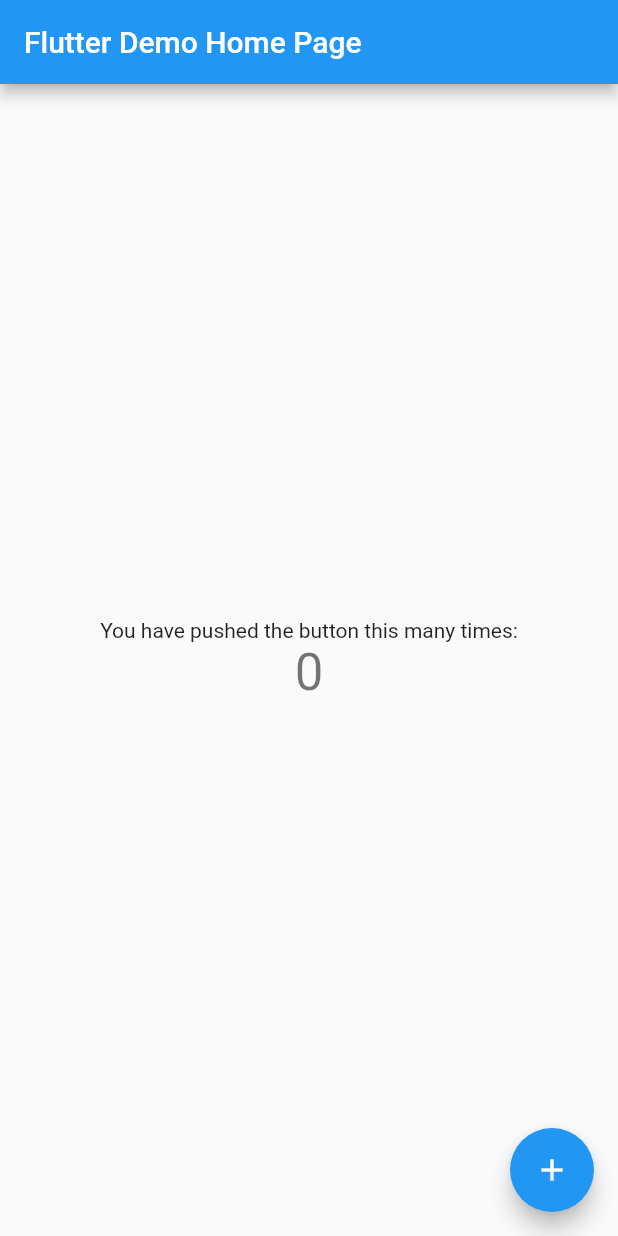
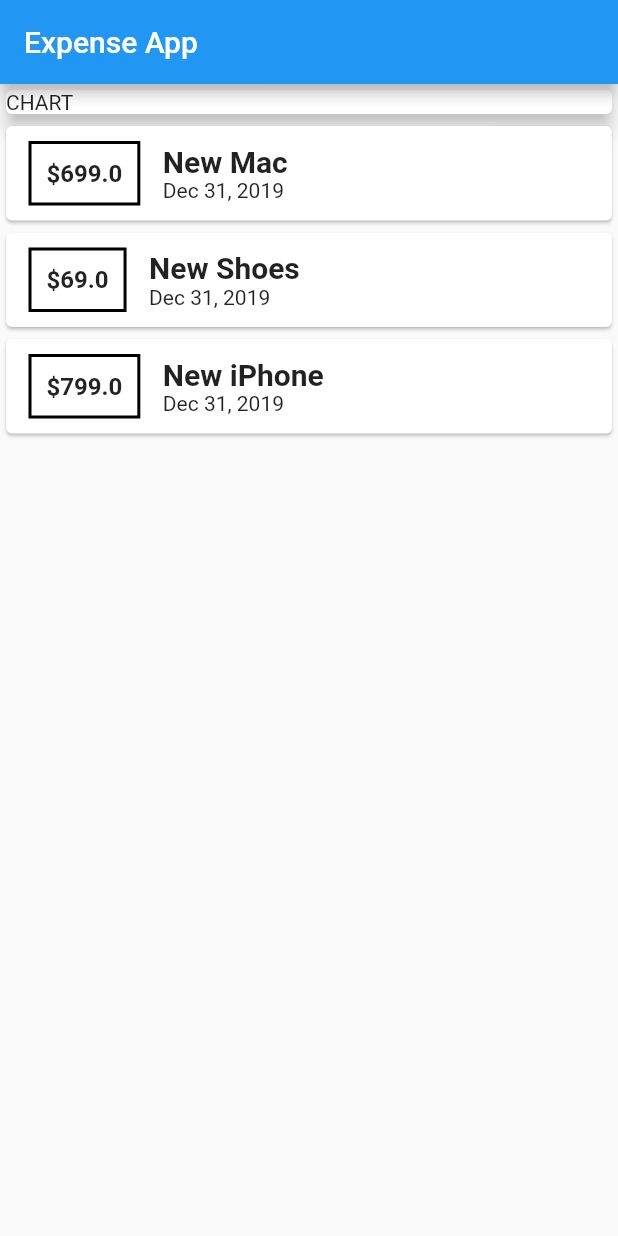
Before and after one commit to ny6/flutter-expense-app, a Flutter app: the screen it shows after launch, on a phone screen of 412 x 824 dp. Run offline on Flutter 3.47's test engine with Material 2 defaults, Android fonts, the phone set to English and light mode, and no system bars.

Commit message:
one where transaction ui added

```diff
--- a/lib/main.dart
+++ b/lib/main.dart
@@ -1,4 +1,5 @@
 import 'package:flutter/material.dart';
+import 'package:expense/transaction.dart';
 
 void main() => runApp(MyApp());
 
@@ -9,53 +10,52 @@ class MyApp extends StatelessWidget {
       title: 'Flutter Demo',
       theme: ThemeData.light(),
       darkTheme: ThemeData.dark(),
-      home: MyHomePage(title: 'Flutter Demo Home Page'),
+      home: MyHomePage(),
     );
   }
 }
 
-class MyHomePage extends StatefulWidget {
-  MyHomePage({Key key, this.title}) : super(key: key);
-
-  final String title;
-
-  @override
-  _MyHomePageState createState() => _MyHomePageState();
-}
-
-class _MyHomePageState extends State<MyHomePage> {
-  int _counter = 0;
-
-  void _incrementCounter() {
-    setState(() {
-      _counter++;
-    });
-  }
+class MyHomePage extends StatelessWidget {
+  final List<Transaction> transactions = [
+    Transaction(
+      id: 't1',
+      title: 'New Mac',
+      amount: 699,
+      date: DateTime.now(),
+    ),
+    Transaction(
+      id: 't2',
+      title: 'New Shoes',
+      amount: 69,
+      date: DateTime.now(),
+    ),
+    Transaction(
+      id: 't3',
+      title: 'New iPhone',
+      amount: 799,
+      date: DateTime.now(),
+    ),
+  ];
 
   @override
   Widget build(BuildContext context) {
     return Scaffold(
       appBar: AppBar(
-        title: Text(widget.title),
+        title: Text('Expense App'),
       ),
-      body: Center(
-        child: Column(
-          mainAxisAlignment: MainAxisAlignment.center,
-          children: <Widget>[
-            Text(
-              'You have pushed the button this many times:',
-            ),
-            Text(
-              '$_counter',
-              style: Theme.of(context).textTheme.display1,
-            ),
-          ],
-        ),
-      ),
-      floatingActionButton: FloatingActionButton(
-        onPressed: _incrementCounter,
-        tooltip: 'Increment',
-        child: Icon(Icons.add),
+      body: Column(
+        crossAxisAlignment: CrossAxisAlignment.stretch,
+        children: <Widget>[
+          Card(
+            child: Text('CHART'),
+            elevation: 5,
+          ),
+          Column(
+            children: <Widget>[
+              ...transactions.map((tx) => tx.getTransactionCard()).toList(),
+            ],
+          ),
+        ],
       ),
     );
   }
--- /dev/null
+++ b/lib/transaction.dart
@@ -0,0 +1,53 @@
+import 'package:flutter/material.dart';
+import 'package:intl/intl.dart';
+
+class Transaction {
+  final String id;
+  final String title;
+  final double amount;
+  final DateTime date;
+
+  Transaction({
+    @required this.id,
+    @required this.title,
+    @required this.amount,
+    @required this.date,
+  });
+
+  Card getTransactionCard() => Card(
+        child: Row(
+          children: <Widget>[
+            Container(
+              margin: EdgeInsets.symmetric(vertical: 10, horizontal: 15),
+              padding: EdgeInsets.all(10),
+              decoration: BoxDecoration(
+                border: Border.all(
+                  color: Colors.black,
+                  width: 2,
+                ),
+              ),
+              child: Text(
+                '\$$amount',
+                style: TextStyle(
+                  fontWeight: FontWeight.bold,
+                  fontSize: 16,
+                ),
+              ),
+            ),
+            Column(
+              crossAxisAlignment: CrossAxisAlignment.start,
+              children: <Widget>[
+                Text(
+                  title,
+                  style: TextStyle(
+                    fontWeight: FontWeight.bold,
+                    fontSize: 20,
+                  ),
+                ),
+                Text(DateFormat.yMMMd().format(date)),
+              ],
+            )
+          ],
+        ),
+      );
+}
```
Also changed, not shown: pubspec.yaml (+2 -54 lines), pubspec.lock.
